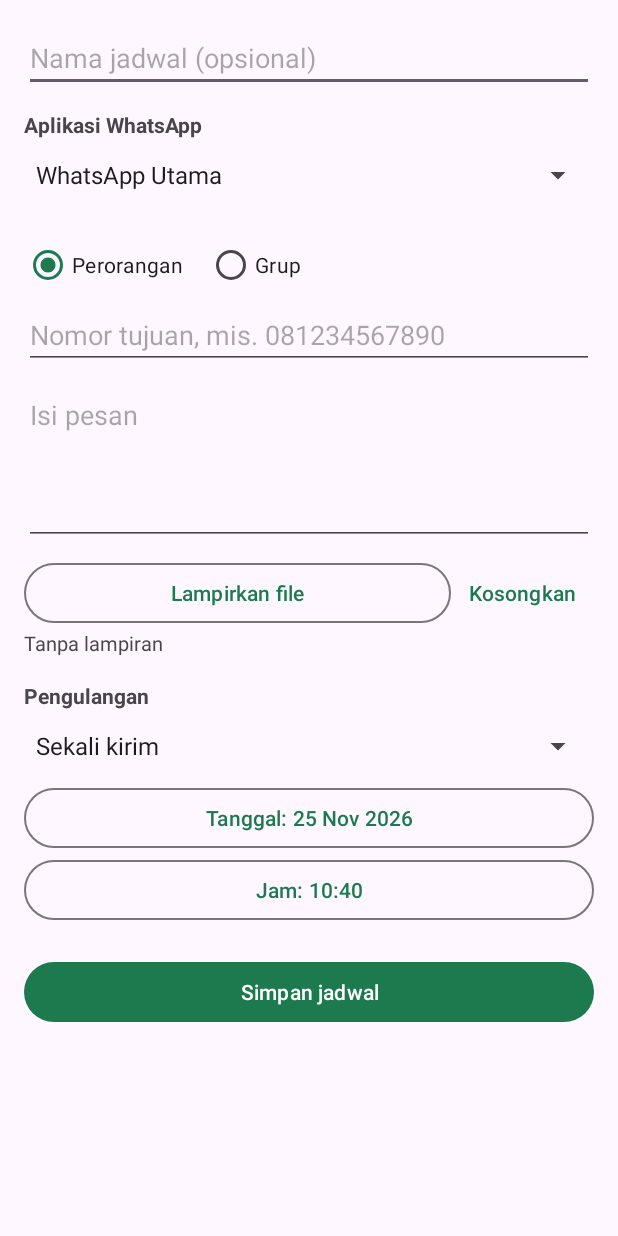
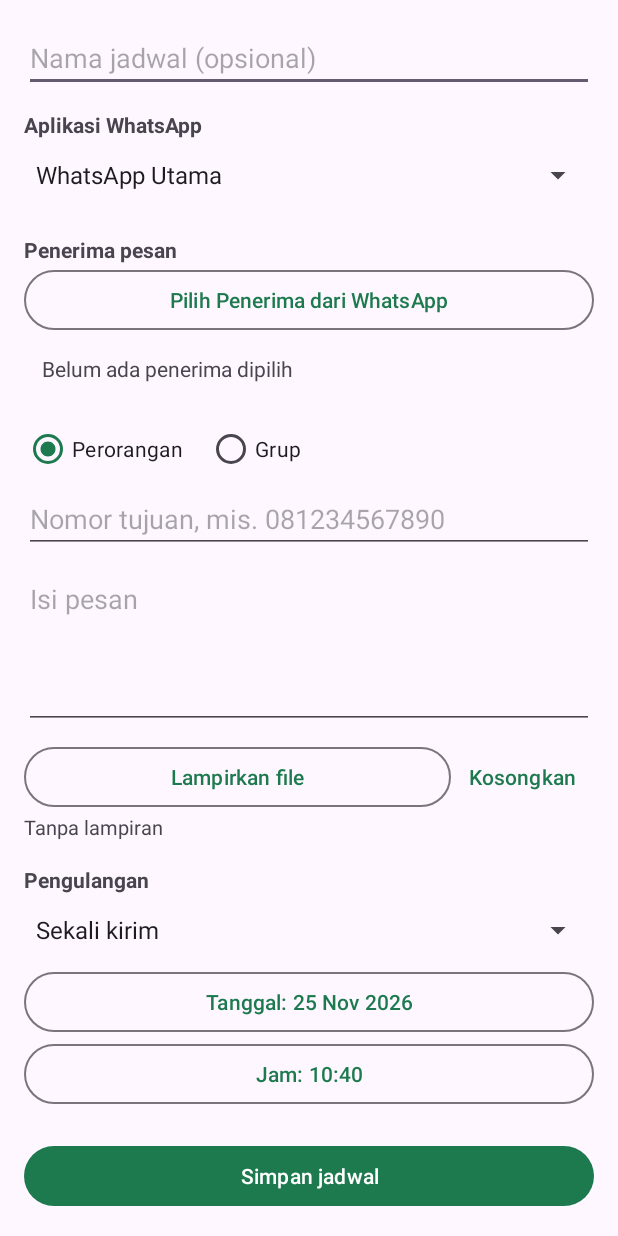
Before and after one commit to muizafwan005-cyber/WA-SCHEDULER, an Android app: the EditActivity screen opened directly, with no data from a screen before it, on a phone screen of 412 x 824 dp. Run offline under Robolectric (Android 15) with nearby library versions, the phone set to English and light mode, and no system bars.

Commit message:
Update activity_edit.xml

```diff
--- a/app/src/main/res/layout/activity_edit.xml
+++ b/app/src/main/res/layout/activity_edit.xml
@@ -1,3 +1,4 @@
+
 <?xml version="1.0" encoding="utf-8"?>
 <ScrollView xmlns:android="http://schemas.android.com/apk/res/android"
     android:layout_width="match_parent"
@@ -29,11 +30,36 @@
             android:layout_width="match_parent"
             android:layout_height="48dp" />
 
+        <!-- Pemilihan penerima langsung dari WhatsApp -->
+        <TextView
+            android:layout_width="wrap_content"
+            android:layout_height="wrap_content"
+            android:layout_marginTop="16dp"
+            android:text="Penerima pesan"
+            android:textStyle="bold" />
+
+        <Button
+            android:id="@+id/btnPickRecipient"
+            style="@style/Widget.Material3.Button.OutlinedButton"
+            android:layout_width="match_parent"
+            android:layout_height="wrap_content"
+            android:text="Pilih Penerima dari WhatsApp" />
+
+        <TextView
+            android:id="@+id/tvRecipient"
+            android:layout_width="match_parent"
+            android:layout_height="wrap_content"
+            android:padding="12dp"
+            android:text="Belum ada penerima dipilih"
+            android:textSize="14sp" />
+
+        <!-- Input lama dipertahankan sementara
+             agar EditActivity yang sekarang tetap kompatibel -->
         <RadioGroup
             android:id="@+id/rgTarget"
             android:layout_width="match_parent"
             android:layout_height="wrap_content"
-            android:layout_marginTop="12dp"
+            android:layout_marginTop="8dp"
             android:orientation="horizontal">
 
             <RadioButton
@@ -55,7 +81,7 @@
             android:id="@+id/etTarget"
             android:layout_width="match_parent"
             android:layout_height="wrap_content"
-            android:hint="Nomor tujuan, mis. 081234567890"
+            android:hint="Nomor tujuan atau nama grup"
             android:inputType="text" />
 
         <EditText
@@ -141,5 +167,6 @@
             android:layout_height="wrap_content"
             android:layout_marginTop="20dp"
             android:text="Simpan jadwal" />
+
     </LinearLayout>
 </ScrollView>
```
